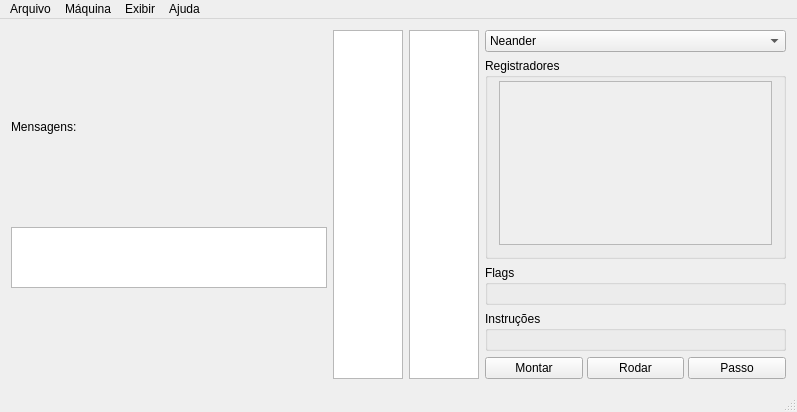
Before: the Qt Designer form hidra/gui/hidragui.ui in petcomputacaoufrgs/hidracpp, drawn with Qt 5.
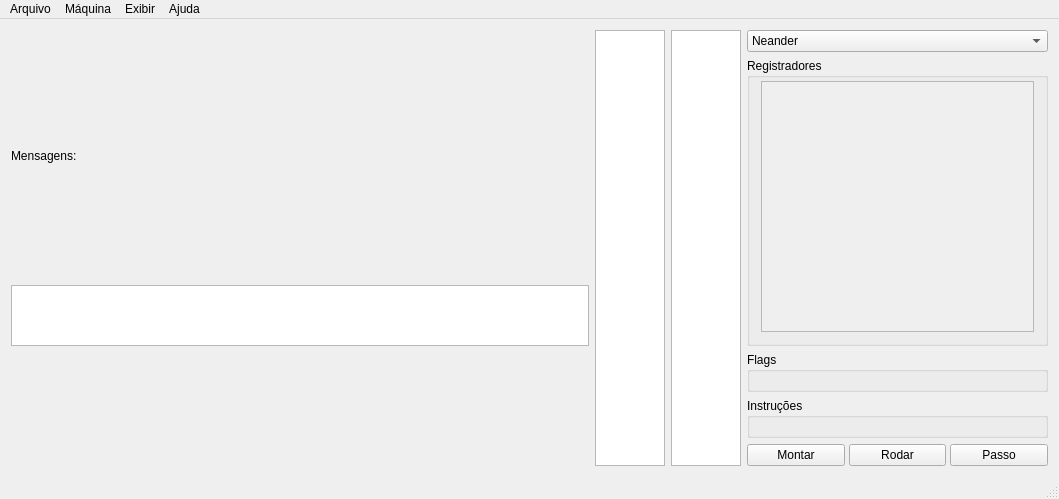
After: the same form once the commit is applied.

```diff
--- a/hidra/gui/hidragui.ui
+++ b/hidra/gui/hidragui.ui
@@ -6,8 +6,8 @@
    <rect>
     <x>0</x>
     <y>0</y>
-    <width>797</width>
-    <height>412</height>
+    <width>1059</width>
+    <height>499</height>
    </rect>
   </property>
   <property name="windowTitle">
@@ -220,7 +220,7 @@
                <x>0</x>
                <y>0</y>
                <width>279</width>
-               <height>175</height>
+               <height>262</height>
               </rect>
              </property>
              <layout class="QHBoxLayout" name="horizontalLayout_3">
@@ -441,7 +441,7 @@
     <rect>
      <x>0</x>
      <y>0</y>
-     <width>797</width>
+     <width>1059</width>
      <height>21</height>
     </rect>
    </property>
```
